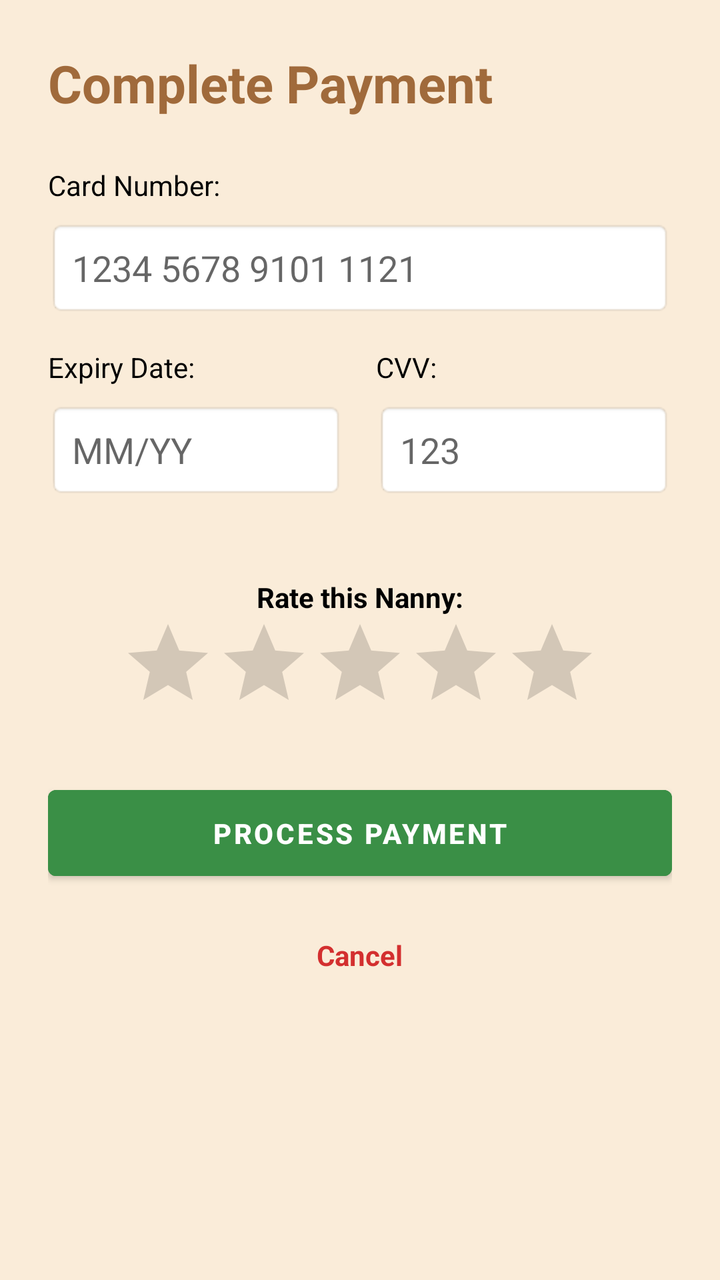
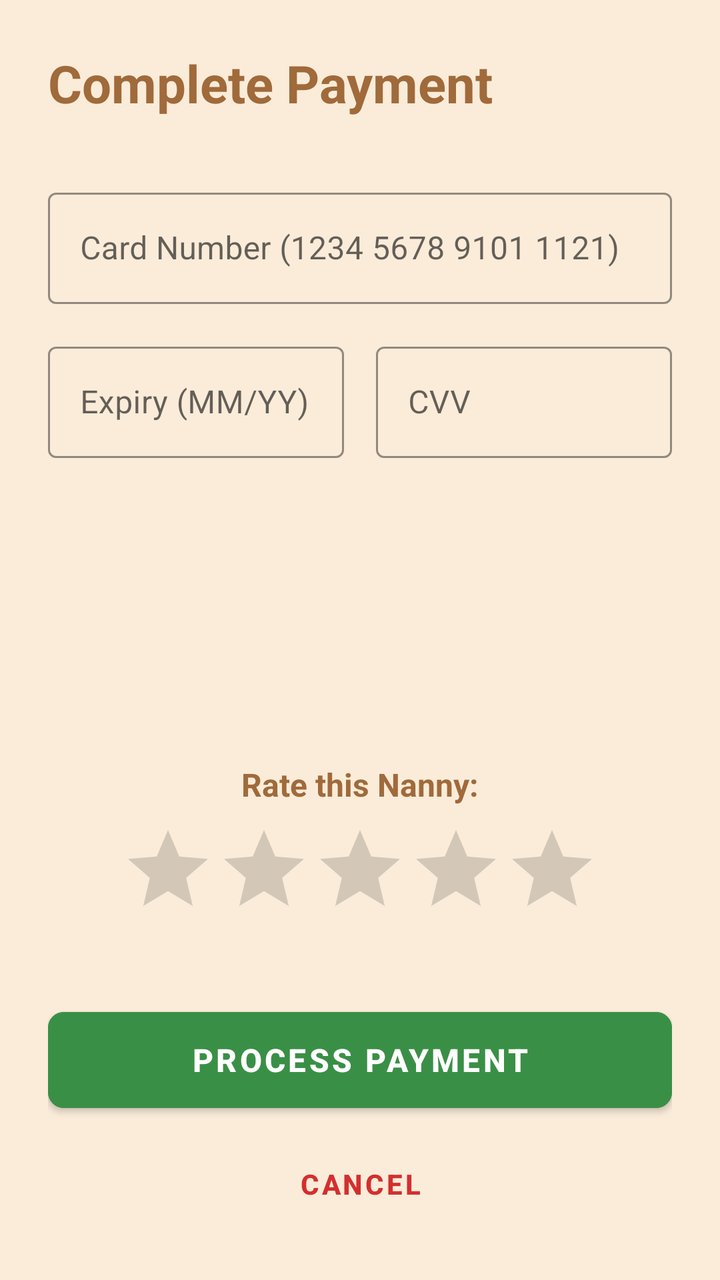

Screens rendered from an Android XML layout before and after an edit, with the pre-edit source and the edit as a unified diff.
<!-- AndroidManifest.xml: application theme Theme.NannySystem -->
<!-- res/layout/activity_payment_dashboard.xml -->
<?xml version="1.0" encoding="utf-8"?>
<LinearLayout xmlns:android="http://schemas.android.com/apk/res/android"
    android:layout_width="match_parent"
    android:layout_height="match_parent"
    android:background="#FAECD9"
    android:orientation="vertical"
    android:padding="24dp">

    <TextView
        android:id="@+id/tvPaymentHeader"
        android:layout_width="match_parent"
        android:layout_height="wrap_content"
        android:text="Complete Payment"
        android:textColor="#A06A3B"
        android:textSize="26sp"
        android:textStyle="bold"
        android:layout_marginBottom="24dp"/>

    <TextView
        android:layout_width="wrap_content"
        android:layout_height="wrap_content"
        android:text="Card Number:"
        android:textColor="#000000" />

    <EditText
        android:id="@+id/etCardNumber"
        android:layout_width="match_parent"
        android:layout_height="48dp"
        android:background="@android:drawable/editbox_background_normal"
        android:hint="1234 5678 9101 1121"
        android:inputType="number"
        android:layout_marginTop="8dp"
        android:layout_marginBottom="16dp"
        android:padding="12dp" />

    <LinearLayout
        android:layout_width="match_parent"
        android:layout_height="wrap_content"
        android:orientation="horizontal"
        android:layout_marginBottom="32dp">

        <LinearLayout
            android:layout_width="0dp"
            android:layout_height="wrap_content"
            android:layout_weight="1"
            android:orientation="vertical"
            android:layout_marginEnd="8dp">

            <TextView
                android:layout_width="wrap_content"
                android:layout_height="wrap_content"
                android:text="Expiry Date:"
                android:textColor="#000000" />

            <EditText
                android:id="@+id/etExpiry"
                android:layout_width="match_parent"
                android:layout_height="48dp"
                android:background="@android:drawable/editbox_background_normal"
                android:hint="MM/YY"
                android:layout_marginTop="8dp"
                android:padding="12dp" />
        </LinearLayout>

        <LinearLayout
            android:layout_width="0dp"
            android:layout_height="wrap_content"
            android:layout_weight="1"
            android:orientation="vertical"
            android:layout_marginStart="8dp">

            <TextView
                android:layout_width="wrap_content"
                android:layout_height="wrap_content"
                android:text="CVV:"
                android:textColor="#000000" />

            <EditText
                android:id="@+id/etCvv"
                android:layout_width="match_parent"
                android:layout_height="48dp"
                android:background="@android:drawable/editbox_background_normal"
                android:hint="123"
                android:inputType="numberPassword"
                android:layout_marginTop="8dp"
                android:padding="12dp" />
        </LinearLayout>
    </LinearLayout>

    
    <TextView
        android:layout_width="match_parent"
        android:layout_height="wrap_content"
        android:text="Rate this Nanny:"
        android:textAlignment="center"
        android:textColor="#000000"
        android:textStyle="bold"
        android:layout_marginTop="8dp"/>

    <RatingBar
        android:id="@+id/rbNannyRating"
        android:layout_width="wrap_content"
        android:layout_height="wrap_content"
        android:layout_gravity="center"
        android:layout_marginBottom="24dp"
        android:numStars="5"
        android:stepSize="1.0"
        android:progressTint="#FFC107" />

    <Button
        android:id="@+id/btnSubmitPayment"
        android:layout_width="match_parent"
        android:layout_height="55dp"
        android:backgroundTint="#3A8F46"
        android:text="Process Payment"
        android:textColor="#FFFFFF"
        android:textStyle="bold"
        android:layout_marginBottom="16dp"/>

    <TextView
        android:id="@+id/tvCancelPayment"
        android:layout_width="wrap_content"
        android:layout_height="wrap_content"
        android:text="Cancel"
        android:textColor="#D32F2F"
        android:textStyle="bold"
        android:layout_gravity="center"
        android:padding="8dp"/>

</LinearLayout>
<!-- resources referenced by this layout -->
<resources>
  <style name="Theme.NannySystem" parent="Theme.MaterialComponents.DayNight.DarkActionBar">
          
          <item name="colorPrimary">@color/purple_500</item>
          <item name="colorPrimaryVariant">@color/purple_700</item>
          <item name="colorOnPrimary">@color/white</item>
          
          <item name="colorSecondary">@color/teal_200</item>
          <item name="colorSecondaryVariant">@color/teal_700</item>
          <item name="colorOnSecondary">@color/black</item>
          
          <item name="android:statusBarColor">?attr/colorPrimaryVariant</item>
          
      </style>
  <color name="purple_500">#FF6200EE</color>
  <color name="purple_700">#FF3700B3</color>
  <color name="white">#FFFFFFFF</color>
  <color name="teal_200">#FF03DAC5</color>
  <color name="teal_700">#FF018786</color>
  <color name="black">#FF000000</color>
</resources>

<!-- the commit's change to res/layout/activity_payment_dashboard.xml (unified diff, before → after) -->
@@ -1,130 +1,151 @@
 <?xml version="1.0" encoding="utf-8"?>
-<LinearLayout xmlns:android="http://schemas.android.com/apk/res/android"
+<ScrollView xmlns:android="http://schemas.android.com/apk/res/android"
+    xmlns:app="http://schemas.android.com/apk/res-auto"
     android:layout_width="match_parent"
     android:layout_height="match_parent"
     android:background="#FAECD9"
-    android:orientation="vertical"
-    android:padding="24dp">
-
-    <TextView
-        android:id="@+id/tvPaymentHeader"
-        android:layout_width="match_parent"
-        android:layout_height="wrap_content"
-        android:text="Complete Payment"
-        android:textColor="#A06A3B"
-        android:textSize="26sp"
-        android:textStyle="bold"
-        android:layout_marginBottom="24dp"/>
-
-    <TextView
-        android:layout_width="wrap_content"
-        android:layout_height="wrap_content"
-        android:text="Card Number:"
-        android:textColor="#000000" />
-
-    <EditText
-        android:id="@+id/etCardNumber"
-        android:layout_width="match_parent"
-        android:layout_height="48dp"
-        android:background="@android:drawable/editbox_background_normal"
-        android:hint="1234 5678 9101 1121"
-        android:inputType="number"
-        android:layout_marginTop="8dp"
-        android:layout_marginBottom="16dp"
-        android:padding="12dp" />
+    android:fillViewport="true">
 
     <LinearLayout
         android:layout_width="match_parent"
         android:layout_height="wrap_content"
-        android:orientation="horizontal"
-        android:layout_marginBottom="32dp">
+        android:orientation="vertical"
+        android:padding="24dp">
 
+        
+        <TextView
+            android:id="@+id/tvPaymentHeader"
+            android:layout_width="match_parent"
+            android:layout_height="wrap_content"
+            android:layout_marginBottom="32dp"
+            android:text="Complete Payment"
+            android:textColor="#A06A3B"
+            android:textSize="26sp"
+            android:textStyle="bold" />
+
+        
+        <com.google.android.material.textfield.TextInputLayout
+            style="@style/Widget.MaterialComponents.TextInputLayout.OutlinedBox"
+            android:layout_width="match_parent"
+            android:layout_height="wrap_content"
+            android:layout_marginBottom="16dp"
+            android:hint="Card Number (1234 5678 9101 1121)"
+            app:boxStrokeColor="#A06A3B"
+            app:hintTextColor="#A06A3B">
+
+            <com.google.android.material.textfield.TextInputEditText
+                android:id="@+id/etCardNumber"
+                android:layout_width="match_parent"
+                android:layout_height="wrap_content"
+                android:inputType="number"
+                android:maxLength="16"
+                android:textColor="#000000" />
+        </com.google.android.material.textfield.TextInputLayout>
+
+        
         <LinearLayout
-            android:layout_width="0dp"
+            android:layout_width="match_parent"
             android:layout_height="wrap_content"
-            android:layout_weight="1"
-            android:orientation="vertical"
-            android:layout_marginEnd="8dp">
+            android:layout_marginBottom="32dp"
+            android:orientation="horizontal">
+
+            
+            <com.google.android.material.textfield.TextInputLayout
+                style="@style/Widget.MaterialComponents.TextInputLayout.OutlinedBox"
+                android:layout_width="0dp"
+                android:layout_height="wrap_content"
+                android:layout_marginEnd="8dp"
+                android:layout_weight="1"
+                android:hint="Expiry (MM/YY)"
+                app:boxStrokeColor="#A06A3B"
+                app:hintTextColor="#A06A3B">
+
+                <com.google.android.material.textfield.TextInputEditText
+                    android:id="@+id/etExpiry"
+                    android:layout_width="match_parent"
+                    android:layout_height="wrap_content"
+                    android:inputType="date"
+                    android:maxLength="5"
+                    android:textColor="#000000" />
+            </com.google.android.material.textfield.TextInputLayout>
+
+            
+            <com.google.android.material.textfield.TextInputLayout
+                style="@style/Widget.MaterialComponents.TextInputLayout.OutlinedBox"
+                android:layout_width="0dp"
+                android:layout_height="wrap_content"
+                android:layout_marginStart="8dp"
+                android:layout_weight="1"
+                android:hint="CVV"
+                app:boxStrokeColor="#A06A3B"
+                app:hintTextColor="#A06A3B">
+
+                <com.google.android.material.textfield.TextInputEditText
+                    android:id="@+id/etCvv"
+                    android:layout_width="match_parent"
+                    android:layout_height="wrap_content"
+                    android:inputType="numberPassword"
+                    android:maxLength="4"
+                    android:textColor="#000000" />
+            </com.google.android.material.textfield.TextInputLayout>
+        </LinearLayout>
+
+        
+        <View
+            android:layout_width="match_parent"
+            android:layout_height="0dp"
+            android:layout_weight="1" />
+
+        
+        <LinearLayout
+            android:layout_width="match_parent"
+            android:layout_height="wrap_content"
+            android:layout_marginBottom="32dp"
+            android:gravity="center"
+            android:orientation="vertical">
 
             <TextView
                 android:layout_width="wrap_content"
                 android:layout_height="wrap_content"
-                android:text="Expiry Date:"
-                android:textColor="#000000" />
+                android:layout_marginBottom="8dp"
+                android:text="Rate this Nanny:"
+                android:textColor="#A06A3B"
+                android:textSize="16sp"
+                android:textStyle="bold" />
 
-            <EditText
-                android:id="@+id/etExpiry"
-                android:layout_width="match_parent"
-                android:layout_height="48dp"
-                android:background="@android:drawable/editbox_background_normal"
-                android:hint="MM/YY"
-                android:layout_marginTop="8dp"
-                android:padding="12dp" />
+            <RatingBar
+                android:id="@+id/rbNannyRating"
+                android:layout_width="wrap_content"
+                android:layout_height="wrap_content"
+                android:numStars="5"
+                android:progressTint="#FFC107"
+                android:stepSize="1.0" />
         </LinearLayout>
 
-        <LinearLayout
-            android:layout_width="0dp"
+        
+        <com.google.android.material.button.MaterialButton
+            android:id="@+id/btnSubmitPayment"
+            android:layout_width="match_parent"
+            android:layout_height="60dp"
+            android:layout_marginBottom="8dp"
+            android:backgroundTint="#3A8F46"
+            android:text="Process Payment"
+            android:textColor="#FFFFFF"
+            android:textSize="16sp"
+            android:textStyle="bold"
+            app:cornerRadius="8dp" />
+
+        
+        <com.google.android.material.button.MaterialButton
+            android:id="@+id/btnCancelPayment"
+            style="@style/Widget.MaterialComponents.Button.TextButton"
+            android:layout_width="wrap_content"
             android:layout_height="wrap_content"
-            android:layout_weight="1"
-            android:orientation="vertical"
-            android:layout_marginStart="8dp">
+            android:layout_gravity="center"
+            android:text="Cancel"
+            android:textColor="#D32F2F"
+            android:textSize="14sp"
+            android:textStyle="bold" />
 
-            <TextView
-                android:layout_width="wrap_content"
-                android:layout_height="wrap_content"
-                android:text="CVV:"
-                android:textColor="#000000" />
-
-            <EditText
-                android:id="@+id/etCvv"
-                android:layout_width="match_parent"
-                android:layout_height="48dp"
-                android:background="@android:drawable/editbox_background_normal"
-                android:hint="123"
-                android:inputType="numberPassword"
-                android:layout_marginTop="8dp"
-                android:padding="12dp" />
-        </LinearLayout>
     </LinearLayout>
-
-    
-    <TextView
-        android:layout_width="match_parent"
-        android:layout_height="wrap_content"
-        android:text="Rate this Nanny:"
-        android:textAlignment="center"
-        android:textColor="#000000"
-        android:textStyle="bold"
-        android:layout_marginTop="8dp"/>
-
-    <RatingBar
-        android:id="@+id/rbNannyRating"
-        android:layout_width="wrap_content"
-        android:layout_height="wrap_content"
-        android:layout_gravity="center"
-        android:layout_marginBottom="24dp"
-        android:numStars="5"
-        android:stepSize="1.0"
-        android:progressTint="#FFC107" />
-
-    <Button
-        android:id="@+id/btnSubmitPayment"
-        android:layout_width="match_parent"
-        android:layout_height="55dp"
-        android:backgroundTint="#3A8F46"
-        android:text="Process Payment"
-        android:textColor="#FFFFFF"
-        android:textStyle="bold"
-        android:layout_marginBottom="16dp"/>
-
-    <TextView
-        android:id="@+id/tvCancelPayment"
-        android:layout_width="wrap_content"
-        android:layout_height="wrap_content"
-        android:text="Cancel"
-        android:textColor="#D32F2F"
-        android:textStyle="bold"
-        android:layout_gravity="center"
-        android:padding="8dp"/>
-
-</LinearLayout>
+</ScrollView>
